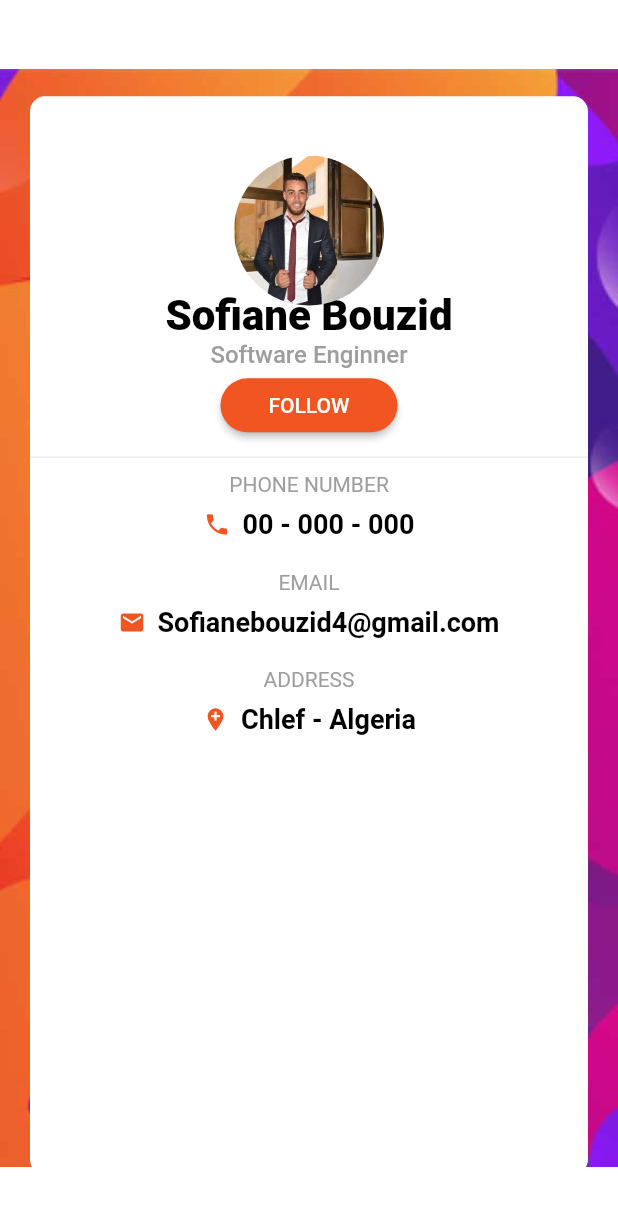
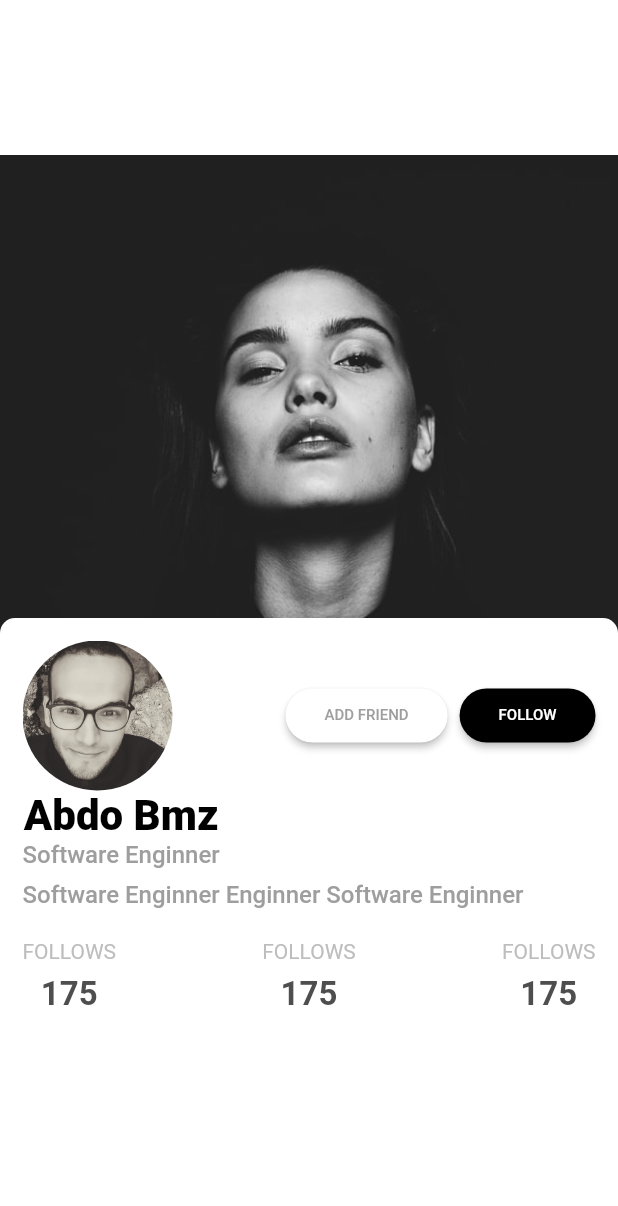
Before and after one commit to abderrahmen-bmz/one-day-ui-flutter, a Flutter app: the screen it shows after launch, on a phone screen of 412 x 824 dp. Shown: the top 1206 px of the screen. Run offline on Flutter 3.47's test engine with Material 2 defaults, Android fonts, the phone set to English and light mode, and no system bars; our stand-ins replace font_awesome_flutter.

Commit message:
add profile 5

```diff
--- a/lib/main.dart
+++ b/lib/main.dart
@@ -1,4 +1,5 @@
 import 'package:flutter/material.dart';
+import 'package:one_day_ui/profiles_ui/day_5/profile_page_five.dart';
 import 'package:one_day_ui/profiles_ui/day_four/profile_page_four.dart';
 import 'package:one_day_ui/profiles_ui/day_one/profile_page_one.dart';
 import 'package:one_day_ui/profiles_ui/day_two/profile_page_two.dart';
@@ -19,6 +20,6 @@ class MyApp extends StatelessWidget {
           primarySwatch: Colors.blue,
           visualDensity: VisualDensity.adaptivePlatformDensity,
         ),
-        home: ProfilePageFour());
+        home: ProfilePageFive());
   }
 }
--- /dev/null
+++ b/lib/profiles_ui/day_5/profile_page_five.dart
@@ -0,0 +1,166 @@
+import 'package:flutter/material.dart';
+import 'package:one_day_ui/profiles_ui/day_one/commun_widgets/app_bar.dart';
+import 'package:one_day_ui/profiles_ui/day_one/commun_widgets/custom_button_bar.dart';
+
+class ProfilePageFive extends StatefulWidget {
+  @override
+  _ProfilePageFiveState createState() => _ProfilePageFiveState();
+}
+
+class _ProfilePageFiveState extends State<ProfilePageFive> {
+  @override
+  Widget build(BuildContext context) {
+    return Stack(
+      children: <Widget>[
+        Image.asset(
+          "general-assets/bg5.jpg",
+          height: MediaQuery.of(context).size.height,
+          width: MediaQuery.of(context).size.width,
+        ),
+        Scaffold(
+          backgroundColor: Colors.transparent,
+          appBar: CustomAppBar(
+            textTitle: "Profile",
+          ),
+          body: Align(
+            alignment: Alignment.bottomCenter,
+            child: Container(
+              decoration: BoxDecoration(
+                color: Colors.white,
+                borderRadius: BorderRadius.all(
+                  Radius.circular(10),
+                ),
+              ),
+              height: MediaQuery.of(context).size.height * .50,
+              child: Padding(
+                padding: const EdgeInsets.all(15.0),
+                child: Column(
+                  crossAxisAlignment: CrossAxisAlignment.start,
+                  children: <Widget>[
+                    _buildTop(context),
+                    _buildName(),
+                    _buildContent(context),
+                    _buttomBar(context),
+                  ],
+                ),
+              ),
+            ),
+          ),
+        )
+      ],
+    );
+  }
+
+  Widget _buildTop(context) {
+    return Row(
+      mainAxisAlignment: MainAxisAlignment.spaceBetween,
+      children: <Widget>[
+        Container(
+          height: 100,
+          width: 100,
+          decoration: BoxDecoration(
+            shape: BoxShape.circle,
+            image: DecorationImage(
+                image: ExactAssetImage('general-assets/pic.jpg'),
+                fit: BoxFit.cover),
+          ),
+        ),
+        Row(
+          children: <Widget>[
+            MaterialButton(
+              onPressed: () {},
+              color: Colors.white,
+              child: Padding(
+                padding:
+                    const EdgeInsets.symmetric(horizontal: 10.0, vertical: 0),
+                child: Text(
+                  'ADD FRIEND',
+                  style: TextStyle(
+                    color: Colors.grey,
+                    fontSize: 10,
+                  ),
+                ),
+              ),
+              shape: RoundedRectangleBorder(
+                borderRadius: BorderRadius.all(Radius.circular(25)),
+              ),
+            ),
+            SizedBox(
+              width: 8.0,
+            ),
+            MaterialButton(
+              onPressed: () {},
+              color: Colors.black,
+              child: Padding(
+                padding:
+                    const EdgeInsets.symmetric(horizontal: 10.0, vertical: 0),
+                child: Text(
+                  'FOLLOW',
+                  style: TextStyle(
+                    color: Colors.white,
+                    fontSize: 10,
+                  ),
+                ),
+              ),
+              shape: RoundedRectangleBorder(
+                borderRadius: BorderRadius.all(Radius.circular(25)),
+              ),
+            ),
+          ],
+        )
+      ],
+    );
+  }
+
+  Widget _buildName() {
+    return Column(
+      mainAxisAlignment: MainAxisAlignment.start,
+      children: <Widget>[
+        Text(
+          'Abdo Bmz',
+          style: TextStyle(
+            color: Colors.black,
+            fontSize: 28,
+            fontWeight: FontWeight.w900,
+          ),
+        ),
+        Text(
+          'Software Enginner',
+          style: TextStyle(
+            color: Colors.grey,
+            fontSize: 16,
+            fontWeight: FontWeight.w500,
+          ),
+        ),
+      ],
+    );
+  }
+
+  Widget _buildContent(contenxt) {
+    return Padding(
+      padding: const EdgeInsets.only(top: 8.0),
+      child: Text(
+        'Software Enginner Enginner Software Enginner',
+        style: TextStyle(
+          color: Colors.grey,
+          fontSize: 16,
+          fontWeight: FontWeight.w500,
+        ),
+      ),
+    );
+  }
+
+  Widget _buttomBar(context) {
+    return Padding(
+      padding: const EdgeInsets.only(top: 20.0),
+      child: Row(
+        mainAxisAlignment: MainAxisAlignment.spaceBetween,
+        children: <Widget>[
+          CustomBottomBar(bottomTitle: 'FOLLOWS', bottomCounter: '175'),
+          CustomBottomBar(bottomTitle: 'FOLLOWS', bottomCounter: '175'),
+          CustomBottomBar(bottomTitle: 'FOLLOWS', bottomCounter: '175'),
+        ],
+      ),
+    );
+  }
+}
--- a/lib/profiles_ui/day_four/profile_page_four.dart
+++ b/lib/profiles_ui/day_four/profile_page_four.dart
@@ -114,7 +114,8 @@ class _ProfilePageFourState extends State<ProfilePageFour> {
           ),
         ),
         shape: RoundedRectangleBorder(
-            borderRadius: BorderRadius.all(Radius.circular(25))),
+          borderRadius: BorderRadius.all(Radius.circular(25)),
+        ),
       ),
     );
   }
```
Also changed, not shown: general-assets/bg5.jpg (added).
